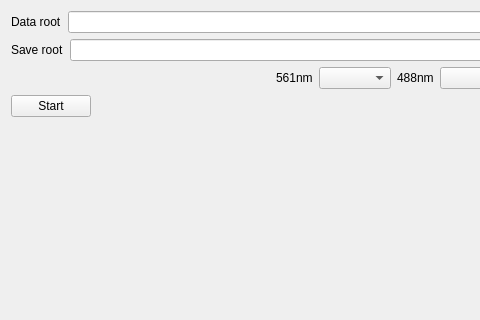
Before: the Qt Designer form pages/Registration/Registration.ui in mesobrain/NEATmap_software, drawn with Qt 5; both pictures show x 0 to 480 and y 0 to 320 of the 788 by 608 pixel window.
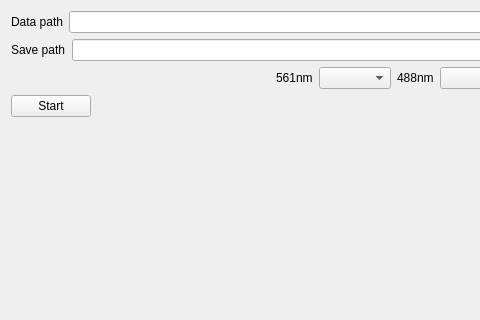
After: the same form once the commit is applied.

Diff of the .ui file:
```diff
--- a/pages/Registration/Registration.ui
+++ b/pages/Registration/Registration.ui
@@ -27,7 +27,7 @@
        <item>
         <widget class="QLabel" name="label">
          <property name="text">
-          <string>Data root</string>
+          <string>Data path</string>
          </property>
         </widget>
        </item>
@@ -48,7 +48,7 @@
        <item>
         <widget class="QLabel" name="label_2">
          <property name="text">
-          <string>Save root</string>
+          <string>Save path</string>
          </property>
         </widget>
        </item>
```
